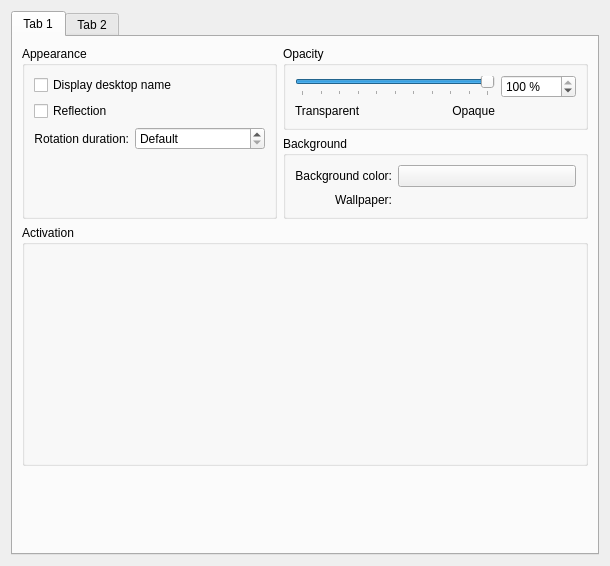
KDE/kwin, file effects/cube/cube_config.ui: the form before one commit.
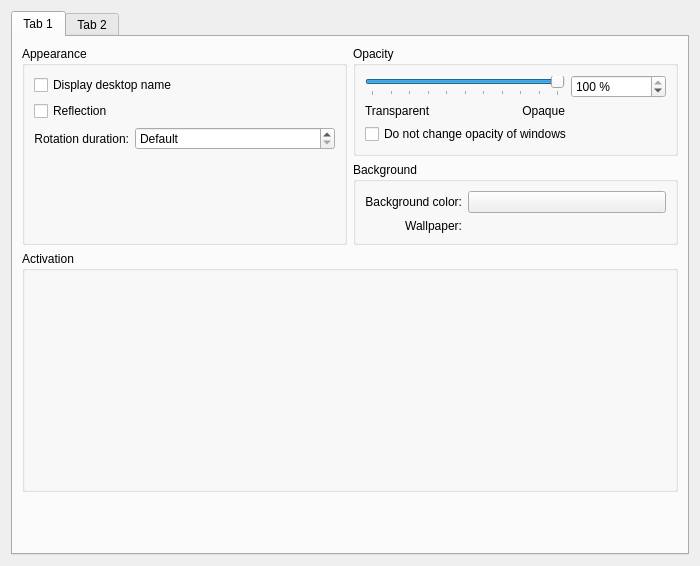
The form after the commit. Custom widgets are drawn as their Qt base class.

Commit message: Option to not change the opacity of windows in cube mode. That way only the cube (that is the desktops) will be painted in a transparent way. FEATURE: 182195

```diff
--- a/effects/cube/cube_config.ui
+++ b/effects/cube/cube_config.ui
@@ -5,7 +5,7 @@
    <rect>
     <x>0</x>
     <y>0</y>
-    <width>610</width>
+    <width>700</width>
     <height>566</height>
    </rect>
   </property>
@@ -241,6 +241,13 @@
             </property>
            </widget>
           </item>
+          <item row="3" column="0" colspan="3" >
+           <widget class="QCheckBox" name="desktopOpacityOnlyBox" >
+            <property name="text" >
+             <string>Do not change opacity of windows</string>
+            </property>
+           </widget>
+          </item>
          </layout>
         </widget>
        </item>
```
Left out of the diff: 1 changed line with no effect on the pictures. The commit also changes 7 other files.
